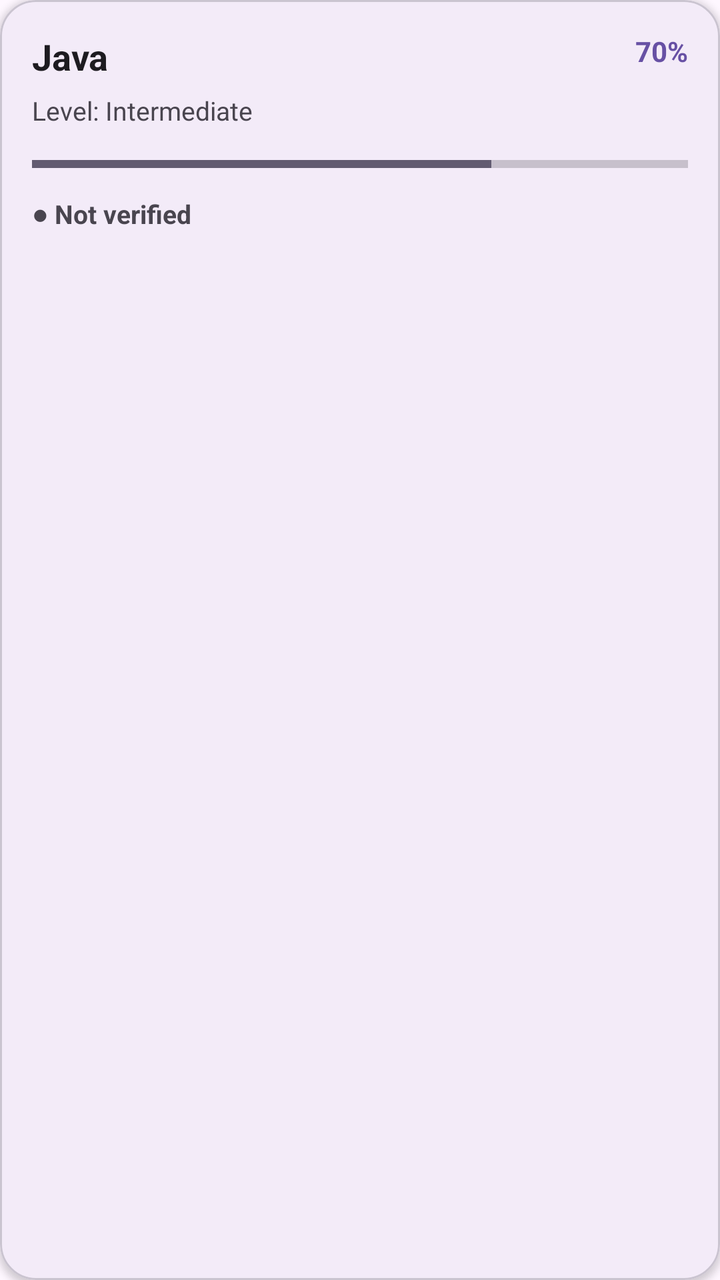
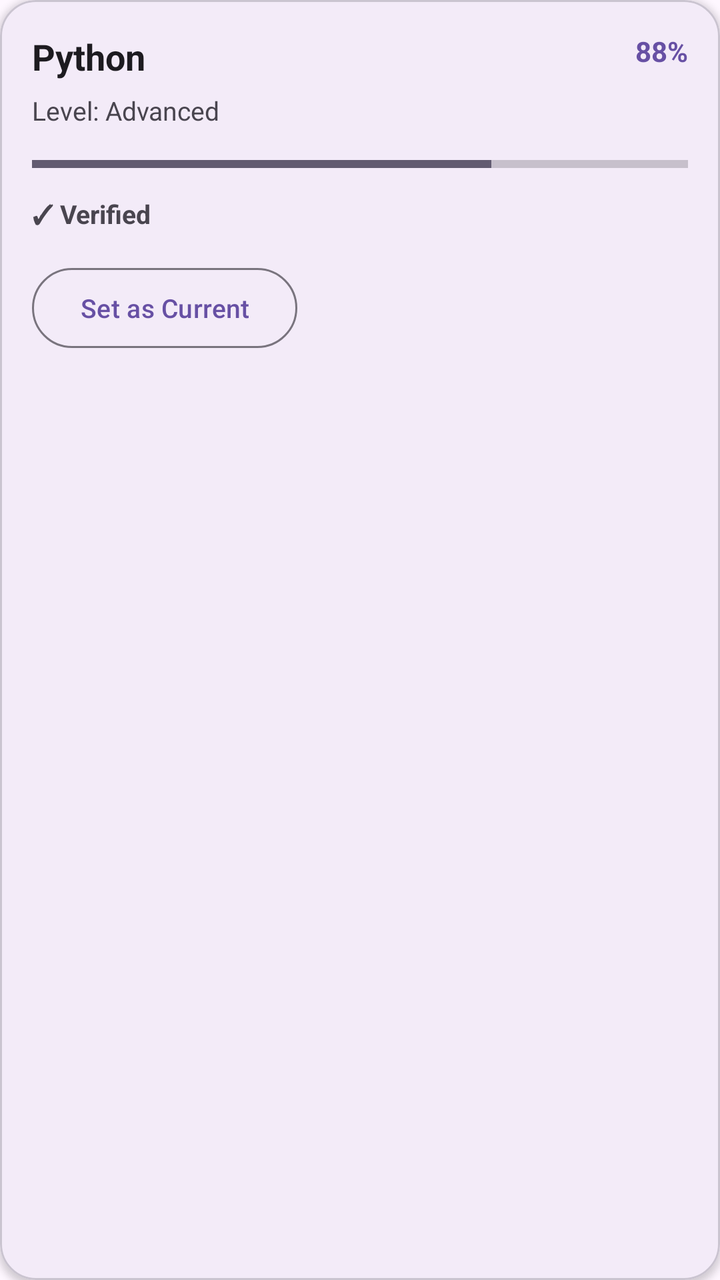

An Android layout rendered at two revisions. The XML below is the earlier revision; the diff shows what the commit changed to produce the second picture.
<!-- AndroidManifest.xml: application theme Theme.Skill_Proof_MAD_ASSIGNMENT_1 -->
<!-- res/layout/item_skill.xml -->
<?xml version="1.0" encoding="utf-8"?>
<com.google.android.material.card.MaterialCardView
    xmlns:android="http://schemas.android.com/apk/res/android"
    xmlns:app="http://schemas.android.com/apk/res-auto"
    android:layout_width="match_parent"
    android:layout_height="wrap_content"
    android:layout_marginStart="16dp"
    android:layout_marginEnd="16dp"
    android:layout_marginBottom="12dp"
    app:cardCornerRadius="18dp"
    app:cardElevation="2dp"
    app:strokeWidth="1dp">

    <androidx.constraintlayout.widget.ConstraintLayout
        android:layout_width="match_parent"
        android:layout_height="wrap_content"
        android:padding="16dp">

        

        <TextView
            android:id="@+id/tvSkillName"
            android:layout_width="0dp"
            android:layout_height="wrap_content"
            android:text="Java"
            android:textSize="18sp"
            android:textStyle="bold"
            android:textColor="?android:attr/textColorPrimary"
            app:layout_constraintStart_toStartOf="parent"
            app:layout_constraintEnd_toStartOf="@id/tvSkillProgress"
            app:layout_constraintTop_toTopOf="parent"
            android:layout_marginEnd="12dp" />

        

        <TextView
            android:id="@+id/tvSkillProgress"
            android:layout_width="wrap_content"
            android:layout_height="wrap_content"
            android:text="70%"
            android:textSize="14sp"
            android:textStyle="bold"
            android:textColor="?attr/colorPrimary"
            app:layout_constraintEnd_toEndOf="parent"
            app:layout_constraintTop_toTopOf="parent" />

        

        <TextView
            android:id="@+id/tvSkillLevel"
            android:layout_width="0dp"
            android:layout_height="wrap_content"
            android:layout_marginTop="6dp"
            android:text="Level: Intermediate"
            android:textSize="13sp"
            android:textColor="?android:attr/textColorSecondary"
            app:layout_constraintStart_toStartOf="parent"
            app:layout_constraintEnd_toEndOf="parent"
            app:layout_constraintTop_toBottomOf="@id/tvSkillName" />

        

        <ProgressBar
            android:id="@+id/progressSkill"
            style="?android:attr/progressBarStyleHorizontal"
            android:layout_width="0dp"
            android:layout_height="8dp"
            android:layout_marginTop="14dp"
            android:max="100"
            android:progress="70"
            app:layout_constraintStart_toStartOf="parent"
            app:layout_constraintEnd_toEndOf="parent"
            app:layout_constraintTop_toBottomOf="@id/tvSkillLevel" />

        

        <TextView
            android:id="@+id/tvSkillProofStatus"
            android:layout_width="wrap_content"
            android:layout_height="wrap_content"
            android:layout_marginTop="12dp"
            android:text="● Not verified"
            android:textSize="13sp"
            android:textStyle="bold"
            android:textColor="?android:attr/textColorSecondary"
            app:layout_constraintStart_toStartOf="parent"
            app:layout_constraintTop_toBottomOf="@id/progressSkill" />

    </androidx.constraintlayout.widget.ConstraintLayout>

</com.google.android.material.card.MaterialCardView>
<!-- resources referenced by this layout -->
<resources>
  <style name="Theme.Skill_Proof_MAD_ASSIGNMENT_1" parent="Base.Theme.Skill_Proof_MAD_ASSIGNMENT_1" />
  <style name="Base.Theme.Skill_Proof_MAD_ASSIGNMENT_1" parent="Theme.Material3.DayNight.NoActionBar">
          
          
      </style>
</resources>

<!-- the commit's change to res/layout/item_skill.xml (unified diff, before → after) -->
@@ -22,14 +22,14 @@
             android:id="@+id/tvSkillName"
             android:layout_width="0dp"
             android:layout_height="wrap_content"
-            android:text="Java"
+            android:text="Python"
             android:textSize="18sp"
             android:textStyle="bold"
             android:textColor="?android:attr/textColorPrimary"
+            android:layout_marginEnd="12dp"
             app:layout_constraintStart_toStartOf="parent"
             app:layout_constraintEnd_toStartOf="@id/tvSkillProgress"
-            app:layout_constraintTop_toTopOf="parent"
-            android:layout_marginEnd="12dp" />
+            app:layout_constraintTop_toTopOf="parent" />
 
         
 
@@ -37,7 +37,7 @@
             android:id="@+id/tvSkillProgress"
             android:layout_width="wrap_content"
             android:layout_height="wrap_content"
-            android:text="70%"
+            android:text="88%"
             android:textSize="14sp"
             android:textStyle="bold"
             android:textColor="?attr/colorPrimary"
@@ -51,7 +51,7 @@
             android:layout_width="0dp"
             android:layout_height="wrap_content"
             android:layout_marginTop="6dp"
-            android:text="Level: Intermediate"
+            android:text="Level: Advanced"
             android:textSize="13sp"
             android:textColor="?android:attr/textColorSecondary"
             app:layout_constraintStart_toStartOf="parent"
@@ -79,13 +79,28 @@
             android:layout_width="wrap_content"
             android:layout_height="wrap_content"
             android:layout_marginTop="12dp"
-            android:text="● Not verified"
+            android:text="✓ Verified"
             android:textSize="13sp"
             android:textStyle="bold"
             android:textColor="?android:attr/textColorSecondary"
             app:layout_constraintStart_toStartOf="parent"
             app:layout_constraintTop_toBottomOf="@id/progressSkill" />
 
+        
+
+        <com.google.android.material.button.MaterialButton
+            android:id="@+id/btnSelectSkill"
+            style="@style/Widget.Material3.Button.OutlinedButton"
+            android:layout_width="wrap_content"
+            android:layout_height="wrap_content"
+            android:layout_marginTop="14dp"
+            android:text="Set as Current"
+            android:textSize="13sp"
+            android:textAllCaps="false"
+            app:layout_constraintStart_toStartOf="parent"
+            app:layout_constraintTop_toBottomOf="@id/tvSkillProofStatus"
+            app:layout_constraintBottom_toBottomOf="parent" />
+
     </androidx.constraintlayout.widget.ConstraintLayout>
 
 </com.google.android.material.card.MaterialCardView>
